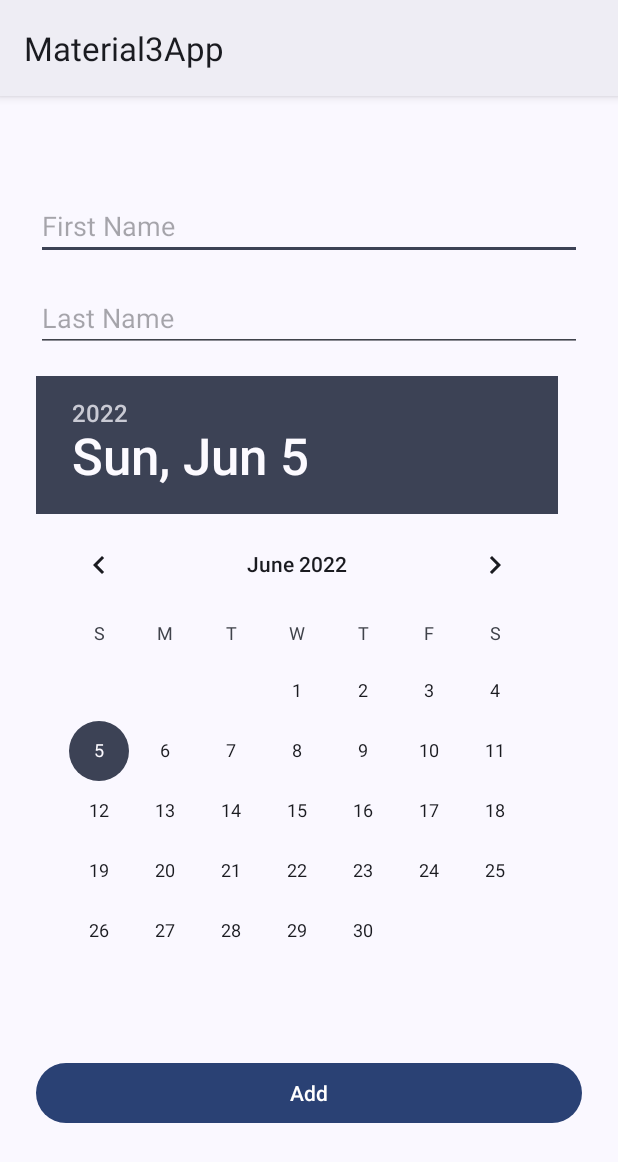
After one commit to giacomochech/material3-app, an Android app: the fragment AddFragment shown on its own in the app's theme, on a phone screen of 412 x 824 dp. The commit adds this screen. Shown: the top 1162 px of the screen. Run offline under Robolectric (Android 15) with nearby library versions, the phone set to English and light mode, and no system bars.

```diff
--- /dev/null
+++ b/app/src/main/java/com/example/material3app/AddFragment.kt
@@ -0,0 +1,23 @@
+package com.example.material3app
+
+import android.os.Bundle
+import androidx.fragment.app.Fragment
+import android.view.LayoutInflater
+import android.view.View
+import android.view.ViewGroup
+
+// TODO: Rename parameter arguments, choose names that match
+// the fragment initialization parameters, e.g. ARG_ITEM_NUMBER
+private const val ARG_PARAM1 = "param1"
+private const val ARG_PARAM2 = "param2"
+
+
+class AddFragment : Fragment() {
+
+
+    override fun onCreateView(inflater: LayoutInflater, container: ViewGroup?, savedInstanceState: Bundle?): View?
+    {
+        // Inflate the layout for this fragment
+        return inflater.inflate(R.layout.fragment_add, container, false)
+    }
+}
--- a/app/src/main/java/com/example/material3app/MainActivity.kt
+++ b/app/src/main/java/com/example/material3app/MainActivity.kt
@@ -26,9 +26,8 @@ class MainActivity : AppCompatActivity() {
 
         setSupportActionBar(binding.appBarMain.toolbar)
 
-        binding.appBarMain.fab.setOnClickListener { view ->
-            Snackbar.make(view, "Replace with your own action", Snackbar.LENGTH_LONG)
-                .setAction("Action", null).show()
+        binding.appBarMain.fab.setOnClickListener {
+            it.findNavController().navigate(R.id.action_nav_home_to_addFragment)
         }
         val drawerLayout: DrawerLayout = binding.drawerLayout
         val navView: NavigationView = binding.navView
@@ -42,6 +41,9 @@ class MainActivity : AppCompatActivity() {
         )
         setupActionBarWithNavController(navController, appBarConfiguration)
         navView.setupWithNavController(navController)
+
+
+
     }
 
     override fun onCreateOptionsMenu(menu: Menu): Boolean {
--- a/app/src/main/java/com/example/material3app/data/FoodDao.kt
+++ b/app/src/main/java/com/example/material3app/data/FoodDao.kt
@@ -4,7 +4,9 @@ import androidx.lifecycle.LiveData
 import androidx.room.Insert
 import androidx.room.OnConflictStrategy
 import androidx.room.Query
+import androidx.room.Dao
 
+@Dao
 interface FoodDao
 {
     @Insert(onConflict = OnConflictStrategy.IGNORE)
--- /dev/null
+++ b/app/src/main/res/layout/fragment_add.xml
@@ -0,0 +1,58 @@
+<?xml version="1.0" encoding="utf-8"?>
+<androidx.constraintlayout.widget.ConstraintLayout xmlns:android="http://schemas.android.com/apk/res/android"
+    xmlns:app="http://schemas.android.com/apk/res-auto"
+    xmlns:tools="http://schemas.android.com/tools"
+    android:layout_width="match_parent"
+    android:layout_height="match_parent"
+    android:padding="24dp">
+
+    <EditText
+        android:id="@+id/addFood_et"
+        android:layout_width="match_parent"
+        android:layout_height="wrap_content"
+        android:layout_marginTop="40dp"
+        android:ems="10"
+        android:hint="First Name"
+        android:inputType="textPersonName"
+        app:layout_constraintEnd_toEndOf="parent"
+        app:layout_constraintHorizontal_bias="0.333"
+        app:layout_constraintStart_toStartOf="parent"
+        app:layout_constraintTop_toTopOf="parent" />
+
+    <EditText
+        android:id="@+id/addCal_et"
+        android:layout_width="match_parent"
+        android:layout_height="wrap_content"
+        android:layout_marginTop="16dp"
+        android:ems="10"
+        android:hint="Last Name"
+        android:inputType="textPersonName"
+        app:layout_constraintEnd_toEndOf="parent"
+        app:layout_constraintHorizontal_bias="0.5"
+        app:layout_constraintStart_toStartOf="parent"
+        app:layout_constraintTop_toBottomOf="@+id/addFood_et" />
+
+
+    <DatePicker
+        android:id="@+id/addDate_et"
+        android:layout_width="match_parent"
+        android:layout_height="wrap_content"
+        android:layout_marginTop="16dp"
+        android:ems="10"
+        app:layout_constraintEnd_toEndOf="parent"
+        app:layout_constraintHorizontal_bias="0.5"
+        app:layout_constraintStart_toStartOf="parent"
+        app:layout_constraintTop_toBottomOf="@+id/addCal_et" />
+
+
+    <Button
+        android:id="@+id/add_btn"
+        android:layout_width="match_parent"
+        android:layout_height="wrap_content"
+        android:layout_marginTop="24dp"
+        android:text="Add"
+        app:layout_constraintEnd_toEndOf="parent"
+        app:layout_constraintHorizontal_bias="0.5"
+        app:layout_constraintStart_toStartOf="parent"
+        app:layout_constraintTop_toBottomOf="@+id/addDate_et" />
+</androidx.constraintlayout.widget.ConstraintLayout>
--- a/app/src/main/res/navigation/mobile_navigation.xml
+++ b/app/src/main/res/navigation/mobile_navigation.xml
@@ -9,7 +9,11 @@
         android:id="@+id/nav_home"
         android:name="com.example.material3app.ui.home.HomeFragment"
         android:label="@string/menu_home"
-        tools:layout="@layout/fragment_home" />
+        tools:layout="@layout/fragment_home" >
+        <action
+            android:id="@+id/action_nav_home_to_addFragment"
+            app:destination="@id/addFragment" />
+    </fragment>
 
     <fragment
         android:id="@+id/nav_gallery"
@@ -22,4 +26,13 @@
         android:name="com.example.material3app.ui.slideshow.SlideshowFragment"
         android:label="@string/menu_slideshow"
         tools:layout="@layout/fragment_slideshow" />
+    <fragment
+        android:id="@+id/addFragment"
+        android:name="com.example.material3app.AddFragment"
+        android:label="fragment_add"
+        tools:layout="@layout/fragment_add" >
+        <action
+            android:id="@+id/action_addFragment_to_nav_home"
+            app:destination="@id/nav_home" />
+    </fragment>
 </navigation>
```
Also changed, not shown: app/src/main/java/com/example/material3app/data/Food.kt (+7 -0 lines).
